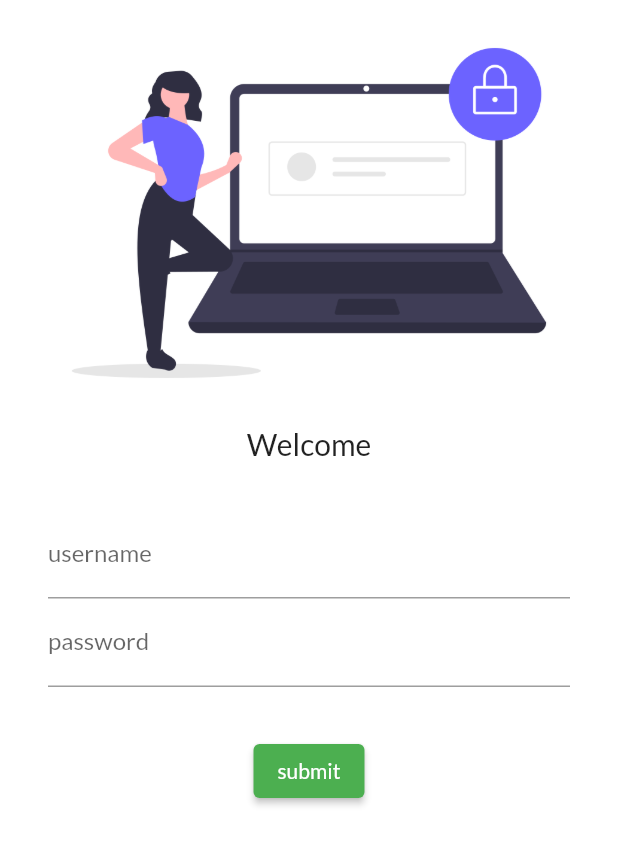
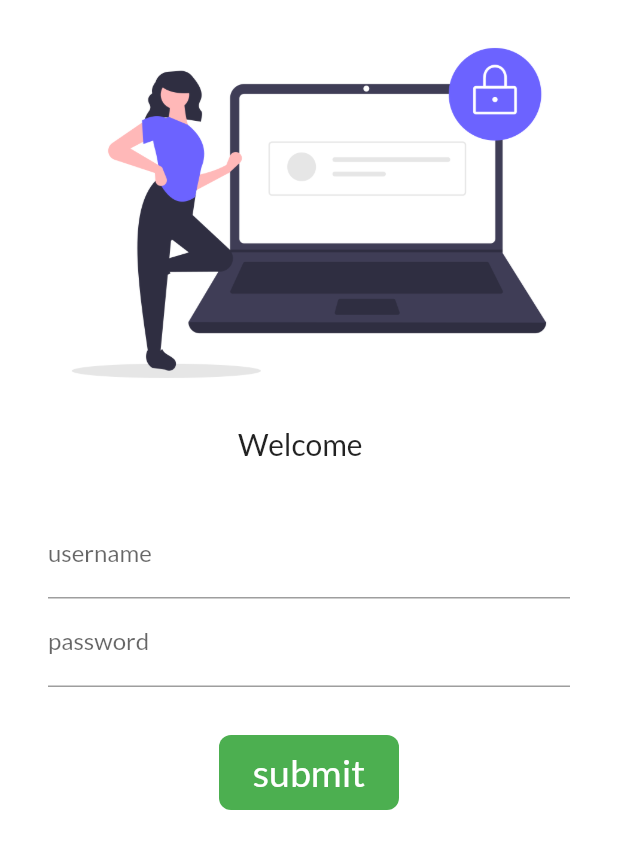
Before and after one commit to github1075/flutter8hr_codepur, a Flutter app: the screen it shows after launch, on a phone screen of 412 x 824 dp. Shown: the top 849 px of the screen. Run offline on Flutter 3.47's test engine with Material 2 defaults, Android fonts, the phone set to English and light mode, and no system bars; our stand-ins replace google_fonts.

Commit message:
lear to add dart file lear routes,theme textformfeild,google font,add image,plugin from pub dev,elevatedbutton,column singlechildscrollview,navigator to navigate from one page to another,use static name for routes in util folder animatedcontainer,inkwell,animation,

```diff
--- a/lib/pages/login.dart
+++ b/lib/pages/login.dart
@@ -1,9 +1,16 @@
 import 'package:demo/utils/routes.dart';
 import 'package:flutter/material.dart';
 
-class LoginPage extends StatelessWidget {
+class LoginPage extends StatefulWidget {
   const LoginPage({Key? key}) : super(key: key);
 
+  @override
+  State<LoginPage> createState() => _LoginPageState();
+}
+
+class _LoginPageState extends State<LoginPage> {
+  String name=" ";
+  bool clickSubmit=false;
   @override
   Widget build(BuildContext context) {
     return Material(
@@ -13,7 +20,7 @@ class LoginPage extends StatelessWidget {
           children: [
             Image.asset("assets/images/login2.png", fit: BoxFit.cover,),
             Text(
-              "Welcome",
+              "Welcome $name ",
               style: TextStyle(
                 fontSize:20,
 
@@ -29,6 +36,12 @@ class LoginPage extends StatelessWidget {
                       labelText: "username",
                       hintText: "enter your name"
                     ),
+                    onChanged: (value){
+                      name=value;
+                      setState(() {
+
+                      });
+                    },
                   ),
                   TextFormField(
                     obscureText: true,
@@ -39,16 +52,47 @@ class LoginPage extends StatelessWidget {
                     ),
                   ),
                   SizedBox(height:32,),
-                  ElevatedButton(
-                       style:TextButton.styleFrom(maximumSize: Size(170,50)),
-                      onPressed:(){
-                         Navigator.pushNamed(context,MyRoutes.homeRoute);
+                  // ElevatedButton(
+                  //      style:TextButton.styleFrom(maximumSize: Size(170,50)),
+                  //     onPressed:(){
+                  //        Navigator.pushNamed(context,MyRoutes.homeRoute);
+                  //
+                  //     },
+                  //     child:Text(
+                  //       "submit",
+                  //
+                  //     )
+                  // )
+                  InkWell(
+                    onTap: ()async{
+                      clickSubmit=true;
+                      await Future.delayed(Duration(seconds:2));
+                      Navigator.pushNamed(context,MyRoutes.homeRoute);
+                      setState(() {
 
-                      },
-                      child:Text(
+                      });
+                    },
+
+                    child: AnimatedContainer(
+                      duration:Duration(seconds:1),
+                      height:50,
+                      width:clickSubmit?90:120,
+                      alignment:Alignment.center,
+                      child:clickSubmit?
+                          Icon(Icons.done,color: Colors.white,)
+                          : Text(
                         "submit",
+                        style:TextStyle(
+                          fontSize:25,
+                          color:Colors.white
+                        ),
+                      ),
+                      decoration: BoxDecoration(
+                        color: Colors.green,
+                        borderRadius: BorderRadius.circular(8),
 
-                      )
+                      ),
+                    ),
                   )
                 ],
               ),
```
